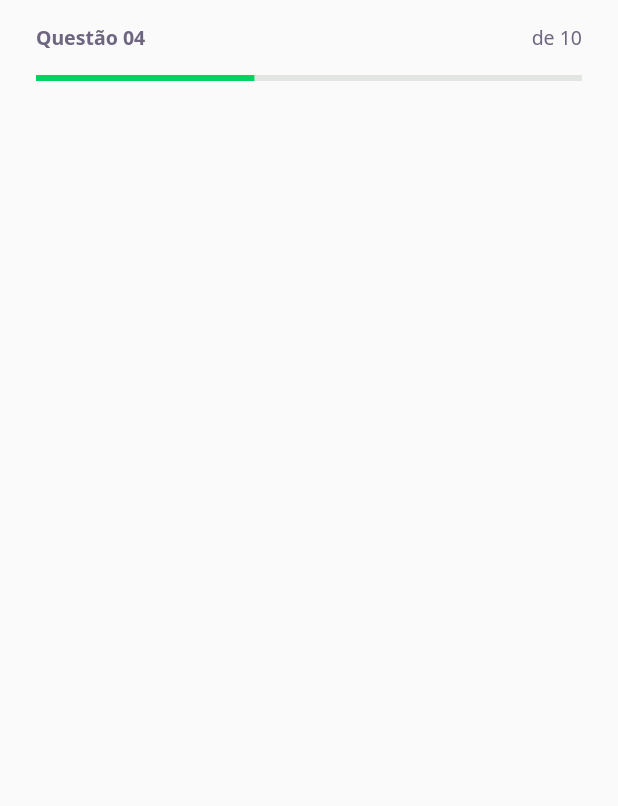
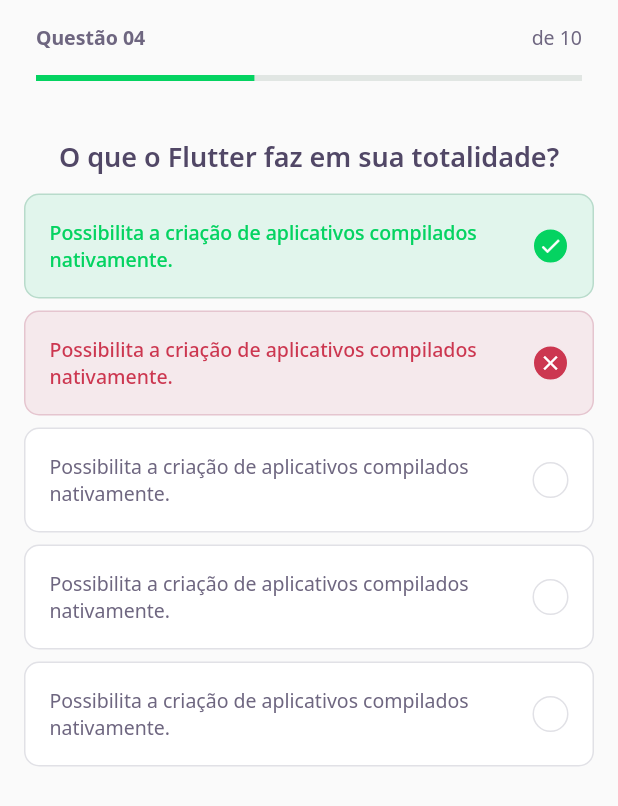
Before and after one commit to dtmiranda/devquiz, a Flutter app: the screen it shows after launch, on a phone screen of 412 x 824 dp. Shown: the top 806 px of the screen. Run offline on Flutter 3.47's test engine with Material 2 defaults, Android fonts, the phone set to English and light mode, and no system bars; our stand-ins replace google_fonts; missing offline and left inert: dart:ffi.

Commit message:
CREATE: answer_widget and quiz_widget

```diff
--- a/lib/challenge/challenge_page.dart
+++ b/lib/challenge/challenge_page.dart
@@ -1,5 +1,7 @@
 import 'package:devquiz/challenge/widget/question_indicator/question_indicator.dart';
 import 'package:flutter/material.dart';
+
+import 'widget/quiz/quiz_widget.dart';
 
 class ChallengePage extends StatefulWidget {
   const ChallengePage({Key? key}) : super(key: key);
@@ -16,6 +18,9 @@ class _ChallengePageState extends State<ChallengePage> {
         preferredSize: Size.fromHeight(60),
         child: SafeArea(top: true, child: QuestionIndicatorWidget()),
       ),
+      body: QuizWidget(
+        quizTitle: "O que o Flutter faz em sua totalidade?",
+      ),
     );
   }
 }
--- /dev/null
+++ b/lib/challenge/widget/answer/answer_windget.dart
@@ -0,0 +1,78 @@
+import 'package:devquiz/core/core.dart';
+import 'package:flutter/material.dart';
+
+class AnswerWidget extends StatelessWidget {
+  final String answerText;
+  final bool isRight;
+  final bool isSelected;
+
+  const AnswerWidget({
+    Key? key,
+    required this.answerText,
+    this.isRight = false,
+    this.isSelected = false,
+  }) : super(key: key);
+
+  Color get _selectedColorRight =>
+      isRight ? AppColors.darkGreen : AppColors.darkRed;
+
+  Color get _selectedBorderRight =>
+      isRight ? AppColors.lightGreen : AppColors.lightRed;
+
+  Color get _selectedColorCardRight =>
+      isRight ? AppColors.lightGreen : AppColors.lightRed;
+
+  Color get _selectedBorderCardRight =>
+      isRight ? AppColors.green : AppColors.red;
+
+  TextStyle get _selectedTextStyleRight =>
+      isRight ? AppTextStyles.bodyDarkGreen : AppTextStyles.bodyDarkRed;
+
+  IconData get _slectedIconRight => isRight ? Icons.check : Icons.close;
+
+  @override
+  Widget build(BuildContext context) {
+    return Padding(
+      padding: EdgeInsets.symmetric(horizontal: 16, vertical: 4),
+      child: Container(
+        padding: EdgeInsets.all(16),
+        decoration: BoxDecoration(
+            color: isSelected ? _selectedColorCardRight : AppColors.white,
+            borderRadius: BorderRadius.circular(10),
+            border: Border.fromBorderSide(BorderSide(
+                color:
+                    isSelected ? _selectedBorderCardRight : AppColors.border))),
+        child: Row(
+          mainAxisAlignment: MainAxisAlignment.spaceBetween,
+          children: [
+            Expanded(
+              child: Text(
+                answerText,
+                style:
+                    isSelected ? _selectedTextStyleRight : AppTextStyles.body,
+              ),
+            ),
+            Container(
+              height: 24,
+              width: 24,
+              decoration: BoxDecoration(
+                  color: isSelected ? _selectedColorRight : AppColors.white,
+                  borderRadius: BorderRadius.circular(100),
+                  border: Border.fromBorderSide(BorderSide(
+                      color: isSelected
+                          ? _selectedBorderRight
+                          : AppColors.border))),
+              child: isSelected
+                  ? Icon(
+                      _slectedIconRight,
+                      size: 16,
+                      color: Colors.white,
+                    )
+                  : null,
+            )
+          ],
+        ),
+      ),
+    );
+  }
+}
--- /dev/null
+++ b/lib/challenge/widget/quiz/quiz_widget.dart
@@ -0,0 +1,47 @@
+import 'dart:ffi';
+
+import 'package:devquiz/challenge/widget/answer/answer_windget.dart';
+import 'package:devquiz/core/core.dart';
+import 'package:flutter/material.dart';
+
+class QuizWidget extends StatelessWidget {
+  final String quizTitle;
+  const QuizWidget({Key? key, required this.quizTitle}) : super(key: key);
+
+  @override
+  Widget build(BuildContext context) {
+    return Container(
+      child: Column(
+        children: [
+          Padding(
+            padding:
+                const EdgeInsets.only(right: 24, left: 24, top: 32, bottom: 8),
+            child: Text(
+              quizTitle,
+              style: AppTextStyles.heading,
+            ),
+          ),
+          AnswerWidget(
+              isRight: true,
+              isSelected: true,
+              answerText:
+                  "Possibilita a criação de aplicativos compilados nativamente."),
+          AnswerWidget(
+              isRight: false,
+              isSelected: true,
+              answerText:
+                  "Possibilita a criação de aplicativos compilados nativamente."),
+          AnswerWidget(
+              answerText:
+                  "Possibilita a criação de aplicativos compilados nativamente."),
+          AnswerWidget(
+              answerText:
+                  "Possibilita a criação de aplicativos compilados nativamente."),
+          AnswerWidget(
+              answerText:
+                  "Possibilita a criação de aplicativos compilados nativamente.")
+        ],
+      ),
+    );
+  }
+}
```
